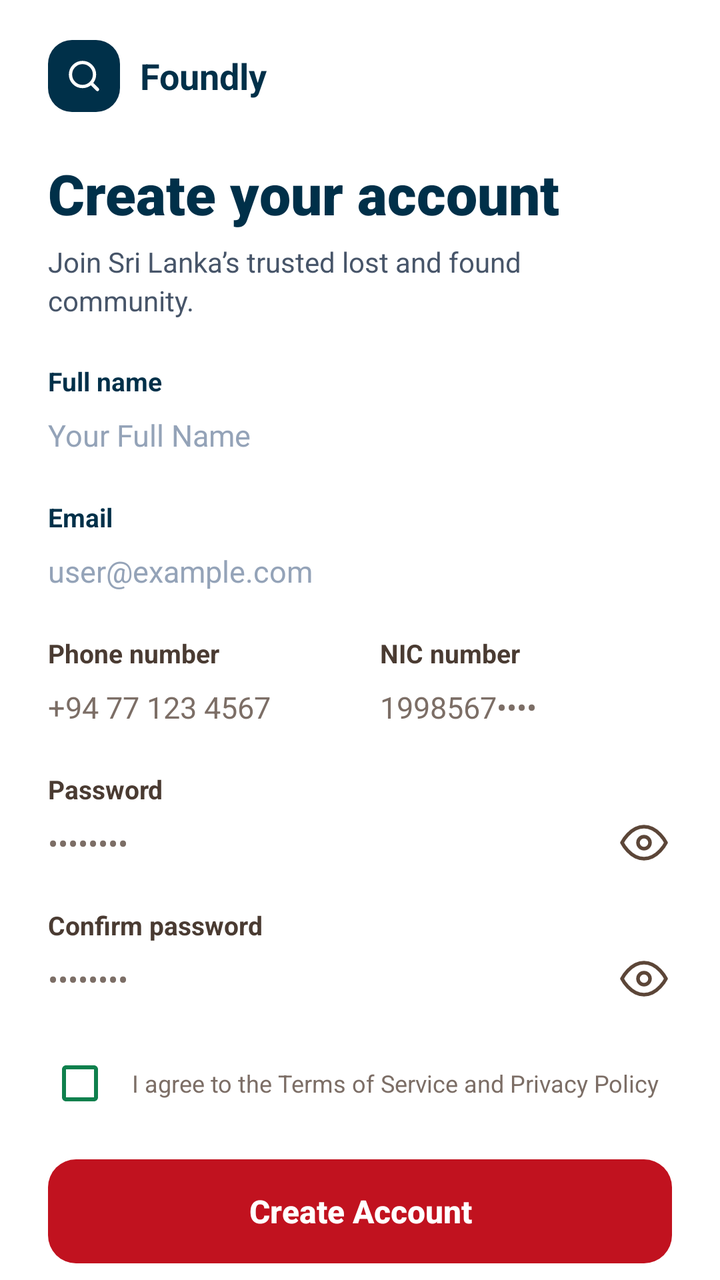
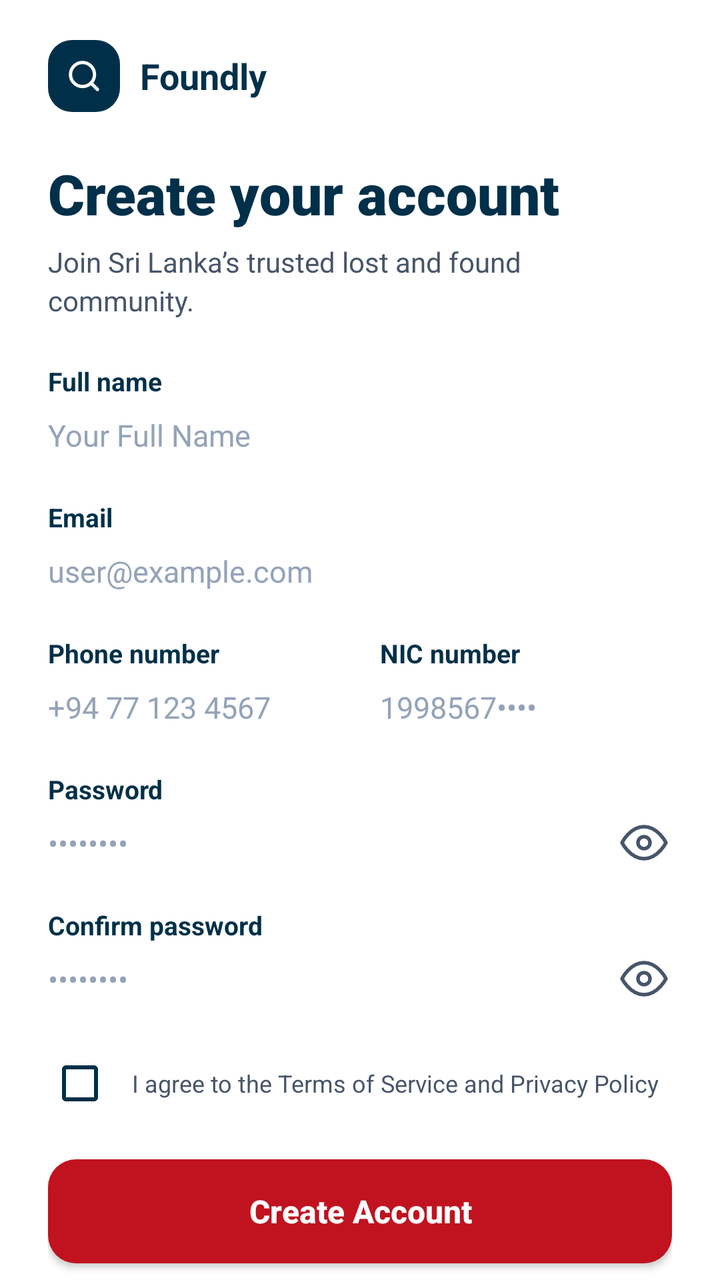

The first picture is an Android layout as it rendered before a commit; the second is the same layout after the commit. The layout source and the unified diff follow.
<!-- AndroidManifest.xml: application theme Theme.LostAndFound -->
<!-- res/layout/fragment_signup.xml -->
<?xml version="1.0" encoding="utf-8"?>
<LinearLayout xmlns:android="http://schemas.android.com/apk/res/android"
    xmlns:app="http://schemas.android.com/apk/res-auto"
    xmlns:tools="http://schemas.android.com/tools"
    android:layout_width="match_parent"
    android:layout_height="match_parent"
    android:background="@color/white"
    android:orientation="vertical">

    
    <androidx.core.widget.NestedScrollView
        android:layout_width="match_parent"
        android:layout_height="0dp"
        android:layout_weight="1"
        android:fillViewport="true"
        android:overScrollMode="never"
        android:scrollbars="none">

        <LinearLayout
            android:layout_width="match_parent"
            android:layout_height="wrap_content"
            android:orientation="vertical"
            android:paddingStart="24dp"
            android:paddingTop="20dp"
            android:paddingEnd="24dp"
            android:paddingBottom="24dp">

            
            <LinearLayout
                android:layout_width="wrap_content"
                android:layout_height="wrap_content"
                android:gravity="center_vertical"
                android:orientation="horizontal">

                <FrameLayout
                    android:layout_width="36dp"
                    android:layout_height="36dp"
                    android:background="@drawable/bg_logo_squircle">

                    <ImageView
                        android:layout_width="18dp"
                        android:layout_height="18dp"
                        android:layout_gravity="center"
                        android:contentDescription="FindIt LK Logo"
                        android:src="@drawable/ic_search_white" />
                </FrameLayout>

                <TextView
                    android:layout_width="wrap_content"
                    android:layout_height="wrap_content"
                    android:layout_marginStart="10dp"
                    android:fontFamily="sans-serif-bold"
                    android:text="Foundly"
                    android:textColor="@color/text_primary"
                    android:textSize="18sp"
                    android:textStyle="bold" />
            </LinearLayout>

            
            <TextView
                android:layout_width="wrap_content"
                android:layout_height="wrap_content"
                android:layout_marginTop="22dp"
                android:fontFamily="sans-serif-black"
                android:text="Create your account"
                android:textColor="@color/text_primary"
                android:textSize="28sp"
                android:textStyle="bold" />

            <TextView
                android:layout_width="wrap_content"
                android:layout_height="wrap_content"
                android:layout_marginTop="6dp"
                android:fontFamily="sans-serif"
                android:lineSpacingExtra="3dp"
                android:text="Join Sri Lanka’s trusted lost and found\ncommunity."
                android:textColor="@color/text_secondary"
                android:textSize="14sp" />

            
            <TextView
                android:layout_width="wrap_content"
                android:layout_height="wrap_content"
                android:layout_marginTop="22dp"
                android:fontFamily="sans-serif-bold"
                android:text="Full name"
                android:textColor="@color/text_primary"
                android:textSize="13sp"
                android:textStyle="bold" />

            <EditText
                android:id="@+id/inputFullName"
                android:layout_width="match_parent"
                android:layout_height="wrap_content"
                android:layout_marginTop="2dp"
                android:background="@null"
                android:fontFamily="sans-serif"
                android:hint="Your Full Name"
                android:importantForAutofill="no"
                android:inputType="textPersonName"
                android:paddingTop="6dp"
                android:paddingBottom="6dp"
                android:textColor="@color/text_primary"
                android:textColorHint="@color/text_hint"
                android:textSize="15sp" />

            
            <TextView
                android:layout_width="wrap_content"
                android:layout_height="wrap_content"
                android:layout_marginTop="16dp"
                android:fontFamily="sans-serif-bold"
                android:text="Email"
                android:textColor="@color/text_primary"
                android:textSize="13sp"
                android:textStyle="bold" />

            <EditText
                android:id="@+id/inputEmail"
                android:layout_width="match_parent"
                android:layout_height="wrap_content"
                android:layout_marginTop="2dp"
                android:background="@null"
                android:fontFamily="sans-serif"
                android:hint="user@example.com"
                android:importantForAutofill="no"
                android:inputType="textEmailAddress"
                android:paddingTop="6dp"
                android:paddingBottom="6dp"
                android:textColor="@color/text_primary"
                android:textColorHint="@color/text_hint"
                android:textSize="15sp" />

            
            <LinearLayout
                android:layout_width="match_parent"
                android:layout_height="wrap_content"
                android:layout_marginTop="16dp"
                android:baselineAligned="false"
                android:orientation="horizontal">

                
                <LinearLayout
                    android:layout_width="0dp"
                    android:layout_height="wrap_content"
                    android:layout_marginEnd="10dp"
                    android:layout_weight="1"
                    android:orientation="vertical">

                    <TextView
                        android:layout_width="wrap_content"
                        android:layout_height="wrap_content"
                        android:fontFamily="sans-serif-bold"
                        android:text="Phone number"
                        android:textColor="#4A3B32"
                        android:textSize="13sp"
                        android:textStyle="bold" />

                    <EditText
                        android:id="@+id/inputPhone"
                        android:layout_width="match_parent"
                        android:layout_height="wrap_content"
                        android:layout_marginTop="2dp"
                        android:background="@null"
                        android:fontFamily="sans-serif"
                        android:hint="+94 77 123 4567"
                        android:importantForAutofill="no"
                        android:inputType="phone"
                        android:paddingTop="6dp"
                        android:paddingBottom="6dp"
                        android:textColor="#3A2D28"
                        android:textColorHint="#7C6E66"
                        android:textSize="15sp" />
                </LinearLayout>

                
                <LinearLayout
                    android:layout_width="0dp"
                    android:layout_height="wrap_content"
                    android:layout_marginStart="10dp"
                    android:layout_weight="1"
                    android:orientation="vertical">

                    <TextView
                        android:layout_width="wrap_content"
                        android:layout_height="wrap_content"
                        android:fontFamily="sans-serif-bold"
                        android:text="NIC number"
                        android:textColor="#4A3B32"
                        android:textSize="13sp"
                        android:textStyle="bold" />

                    <EditText
                        android:id="@+id/inputNic"
                        android:layout_width="match_parent"
                        android:layout_height="wrap_content"
                        android:layout_marginTop="2dp"
                        android:background="@null"
                        android:fontFamily="sans-serif"
                        android:hint="1998567••••"
                        android:importantForAutofill="no"
                        android:inputType="text"
                        android:paddingTop="6dp"
                        android:paddingBottom="6dp"
                        android:textColor="#3A2D28"
                        android:textColorHint="#7C6E66"
                        android:textSize="15sp" />
                </LinearLayout>
            </LinearLayout>

            
            <TextView
                android:layout_width="wrap_content"
                android:layout_height="wrap_content"
                android:layout_marginTop="16dp"
                android:fontFamily="sans-serif-bold"
                android:text="Password"
                android:textColor="#4A3B32"
                android:textSize="13sp"
                android:textStyle="bold" />

            <LinearLayout
                android:layout_width="match_parent"
                android:layout_height="wrap_content"
                android:layout_marginTop="2dp"
                android:gravity="center_vertical"
                android:orientation="horizontal">

                <EditText
                    android:id="@+id/inputPassword"
                    android:layout_width="0dp"
                    android:layout_height="wrap_content"
                    android:layout_weight="1"
                    android:background="@null"
                    android:fontFamily="sans-serif"
                    android:hint="••••••••"
                    android:importantForAutofill="no"
                    android:inputType="textPassword"
                    android:paddingTop="6dp"
                    android:paddingBottom="6dp"
                    android:textColor="#3A2D28"
                    android:textColorHint="#7C6E66"
                    android:textSize="15sp" />

                <ImageView
                    android:id="@+id/btnTogglePassword"
                    android:layout_width="28dp"
                    android:layout_height="28dp"
                    android:clickable="true"
                    android:contentDescription="Toggle password visibility"
                    android:focusable="true"
                    android:padding="2dp"
                    android:src="@drawable/ic_eye" />
            </LinearLayout>

            
            <TextView
                android:layout_width="wrap_content"
                android:layout_height="wrap_content"
                android:layout_marginTop="16dp"
                android:fontFamily="sans-serif-bold"
                android:text="Confirm password"
                android:textColor="#4A3B32"
                android:textSize="13sp"
                android:textStyle="bold" />

            <LinearLayout
                android:layout_width="match_parent"
                android:layout_height="wrap_content"
                android:layout_marginTop="2dp"
                android:gravity="center_vertical"
                android:orientation="horizontal">

                <EditText
                    android:id="@+id/inputConfirmPassword"
                    android:layout_width="0dp"
                    android:layout_height="wrap_content"
                    android:layout_weight="1"
                    android:background="@null"
                    android:fontFamily="sans-serif"
                    android:hint="••••••••"
                    android:importantForAutofill="no"
                    android:inputType="textPassword"
                    android:paddingTop="6dp"
                    android:paddingBottom="6dp"
                    android:textColor="#3A2D28"
                    android:textColorHint="#7C6E66"
                    android:textSize="15sp" />

                <ImageView
                    android:id="@+id/btnToggleConfirmPassword"
                    android:layout_width="28dp"
                    android:layout_height="28dp"
                    android:clickable="true"
                    android:contentDescription="Toggle confirm password visibility"
                    android:focusable="true"
                    android:padding="2dp"
                    android:src="@drawable/ic_eye" />
            </LinearLayout>

            
            <LinearLayout
                android:layout_width="match_parent"
                android:layout_height="wrap_content"
                android:layout_marginTop="20dp"
                android:gravity="center_vertical"
                android:orientation="horizontal">

                <CheckBox
                    android:id="@+id/checkTerms"
                    android:layout_width="wrap_content"
                    android:layout_height="wrap_content"
                    android:buttonTint="#0E804D"
                    android:checked="false"
                    android:minWidth="0dp"
                    android:minHeight="0dp" />

                <TextView
                    android:id="@+id/textTerms"
                    android:layout_width="0dp"
                    android:layout_height="wrap_content"
                    android:layout_marginStart="10dp"
                    android:layout_weight="1"
                    android:fontFamily="sans-serif"
                    android:text="I agree to the Terms of Service and Privacy Policy"
                    android:textColor="#7C6E66"
                    android:textSize="12sp" />
            </LinearLayout>

            
            <TextView
                android:id="@+id/btnCreateAccount"
                android:layout_width="match_parent"
                android:layout_height="52dp"
                android:layout_marginTop="22dp"
                android:background="@drawable/bg_btn_create_account"
                android:clickable="true"
                android:focusable="true"
                android:fontFamily="sans-serif-medium"
                android:gravity="center"
                android:text="Create Account"
                android:textColor="@color/white"
                android:textSize="16sp"
                android:textStyle="bold" />

            
            <LinearLayout
                android:id="@+id/rowLogin"
                android:layout_width="wrap_content"
                android:layout_height="wrap_content"
                android:layout_gravity="center_horizontal"
                android:layout_marginTop="20dp"
                android:layout_marginBottom="24dp"
                android:clickable="true"
                android:focusable="true"
                android:orientation="horizontal">

                <TextView
                    android:layout_width="wrap_content"
                    android:layout_height="wrap_content"
                    android:fontFamily="sans-serif"
                    android:text="Already have an account? "
                    android:textColor="#7C6E66"
                    android:textSize="13sp" />

                <TextView
                    android:id="@+id/textLogin"
                    android:layout_width="wrap_content"
                    android:layout_height="wrap_content"
                    android:fontFamily="sans-serif-bold"
                    android:text="Login"
                    android:textColor="#0E804D"
                    android:textSize="13sp"
                    android:textStyle="bold" />
            </LinearLayout>

        </LinearLayout>
    </androidx.core.widget.NestedScrollView>

</LinearLayout>
<!-- resources referenced by this layout -->
<resources>
  <color name="text_hint">#FF94A3B8</color>
  <color name="text_primary">#FF003049</color>
  <color name="text_secondary">#FF475569</color>
  <color name="white">#FFFFFFFF</color>
  <!-- drawable bg_btn_create_account (drawable) -->
  ﻿<?xml version="1.0" encoding="utf-8"?>
  <shape xmlns:android="http://schemas.android.com/apk/res/android"
      android:shape="rectangle">
      <corners android:radius="14dp" />
      <solid android:color="#C1121F" />
  </shape>
  <!-- drawable bg_logo_squircle (drawable) -->
  <?xml version="1.0" encoding="utf-8"?>
  <shape xmlns:android="http://schemas.android.com/apk/res/android"
      android:shape="rectangle">
      <corners android:radius="12dp" />
      <solid android:color="@color/deep_blue" />
  </shape>
  <!-- drawable ic_eye (drawable) -->
  <vector xmlns:android="http://schemas.android.com/apk/res/android"
      android:width="24dp"
      android:height="24dp"
      android:viewportWidth="24"
      android:viewportHeight="24">
    <path
        android:fillColor="@android:color/transparent"
        android:strokeColor="#5C4638"
        android:strokeWidth="1.8"
        android:strokeLineCap="round"
        android:strokeLineJoin="round"
        android:pathData="M1,12s4,-8 11,-8 11,8 11,8 -4,8 -11,8 -11,-8 -11,-8z" />
    <path
        android:fillColor="@android:color/transparent"
        android:strokeColor="#5C4638"
        android:strokeWidth="1.8"
        android:strokeLineCap="round"
        android:strokeLineJoin="round"
        android:pathData="M12,12m-3,0a3,3 0 1,1 6,0a3,3 0 1,1 -6,0" />
  </vector>
  <!-- drawable ic_search_white (drawable) -->
  <vector xmlns:android="http://schemas.android.com/apk/res/android"
      android:width="20dp"
      android:height="20dp"
      android:viewportWidth="24"
      android:viewportHeight="24">
    <path
        android:fillColor="@android:color/transparent"
        android:strokeColor="#FFFFFF"
        android:strokeWidth="2.2"
        android:strokeLineCap="round"
        android:strokeLineJoin="round"
        android:pathData="M11,19A8,8 0 1,0 11,3a8,8 0 0,0 0,16zM21,21l-4.35,-4.35" />
  </vector>
  <style name="Theme.LostAndFound" parent="Base.Theme.LostAndFound" />
  <color name="deep_blue">#FF003049</color>
  <style name="Base.Theme.LostAndFound" parent="Theme.Material3.DayNight.NoActionBar">
          <item name="android:statusBarColor">#FF003049</item>
          <item name="android:windowLightStatusBar" tools:targetApi="m">false</item>
          <item name="android:navigationBarColor">#FFFFFFFF</item>
          <item name="android:windowLightNavigationBar" tools:targetApi="o_mr1">true</item>
          
          <item name="android:windowSoftInputMode">adjustResize</item>
      </style>
</resources>

<!-- the commit's change to res/layout/fragment_signup.xml (unified diff, before → after) -->
@@ -152,7 +152,7 @@
                         android:layout_height="wrap_content"
                         android:fontFamily="sans-serif-bold"
                         android:text="Phone number"
-                        android:textColor="#4A3B32"
+                        android:textColor="@color/text_primary"
                         android:textSize="13sp"
                         android:textStyle="bold" />
 
@@ -168,8 +168,8 @@
                         android:inputType="phone"
                         android:paddingTop="6dp"
                         android:paddingBottom="6dp"
-                        android:textColor="#3A2D28"
-                        android:textColorHint="#7C6E66"
+                        android:textColor="@color/text_primary"
+                        android:textColorHint="@color/text_hint"
                         android:textSize="15sp" />
                 </LinearLayout>
 
@@ -186,7 +186,7 @@
                         android:layout_height="wrap_content"
                         android:fontFamily="sans-serif-bold"
                         android:text="NIC number"
-                        android:textColor="#4A3B32"
+                        android:textColor="@color/text_primary"
                         android:textSize="13sp"
                         android:textStyle="bold" />
 
@@ -202,8 +202,8 @@
                         android:inputType="text"
                         android:paddingTop="6dp"
                         android:paddingBottom="6dp"
-                        android:textColor="#3A2D28"
-                        android:textColorHint="#7C6E66"
+                        android:textColor="@color/text_primary"
+                        android:textColorHint="@color/text_hint"
                         android:textSize="15sp" />
                 </LinearLayout>
             </LinearLayout>
@@ -215,7 +215,7 @@
                 android:layout_marginTop="16dp"
                 android:fontFamily="sans-serif-bold"
                 android:text="Password"
-                android:textColor="#4A3B32"
+                android:textColor="@color/text_primary"
                 android:textSize="13sp"
                 android:textStyle="bold" />
 
@@ -238,8 +238,8 @@
                     android:inputType="textPassword"
                     android:paddingTop="6dp"
                     android:paddingBottom="6dp"
-                    android:textColor="#3A2D28"
-                    android:textColorHint="#7C6E66"
+                    android:textColor="@color/text_primary"
+                    android:textColorHint="@color/text_hint"
                     android:textSize="15sp" />
 
                 <ImageView
@@ -250,7 +250,8 @@
                     android:contentDescription="Toggle password visibility"
                     android:focusable="true"
                     android:padding="2dp"
-                    android:src="@drawable/ic_eye" />
+                    android:src="@drawable/ic_eye"
+                    app:tint="@color/text_secondary" />
             </LinearLayout>
 
             
@@ -260,7 +261,7 @@
                 android:layout_marginTop="16dp"
                 android:fontFamily="sans-serif-bold"
                 android:text="Confirm password"
-                android:textColor="#4A3B32"
+                android:textColor="@color/text_primary"
                 android:textSize="13sp"
                 android:textStyle="bold" />
 
@@ -283,8 +284,8 @@
                     android:inputType="textPassword"
                     android:paddingTop="6dp"
                     android:paddingBottom="6dp"
-                    android:textColor="#3A2D28"
-                    android:textColorHint="#7C6E66"
+                    android:textColor="@color/text_primary"
+                    android:textColorHint="@color/text_hint"
                     android:textSize="15sp" />
 
                 <ImageView
@@ -295,7 +296,8 @@
                     android:contentDescription="Toggle confirm password visibility"
                     android:focusable="true"
                     android:padding="2dp"
-                    android:src="@drawable/ic_eye" />
+                    android:src="@drawable/ic_eye"
+                    app:tint="@color/text_secondary" />
             </LinearLayout>
 
             
@@ -310,7 +312,7 @@
                     android:id="@+id/checkTerms"
                     android:layout_width="wrap_content"
                     android:layout_height="wrap_content"
-                    android:buttonTint="#0E804D"
+                    android:buttonTint="@color/deep_blue"
                     android:checked="false"
                     android:minWidth="0dp"
                     android:minHeight="0dp" />
@@ -323,7 +325,7 @@
                     android:layout_weight="1"
                     android:fontFamily="sans-serif"
                     android:text="I agree to the Terms of Service and Privacy Policy"
-                    android:textColor="#7C6E66"
+                    android:textColor="@color/text_secondary"
                     android:textSize="12sp" />
             </LinearLayout>
 
@@ -335,6 +337,7 @@
                 android:layout_marginTop="22dp"
                 android:background="@drawable/bg_btn_create_account"
                 android:clickable="true"
+                android:elevation="2dp"
                 android:focusable="true"
                 android:fontFamily="sans-serif-medium"
                 android:gravity="center"
@@ -360,7 +363,7 @@
                     android:layout_height="wrap_content"
                     android:fontFamily="sans-serif"
                     android:text="Already have an account? "
-                    android:textColor="#7C6E66"
+                    android:textColor="@color/text_secondary"
                     android:textSize="13sp" />
 
                 <TextView
@@ -369,7 +372,7 @@
                     android:layout_height="wrap_content"
                     android:fontFamily="sans-serif-bold"
                     android:text="Login"
-                    android:textColor="#0E804D"
+                    android:textColor="@color/deep_blue"
                     android:textSize="13sp"
                     android:textStyle="bold" />
             </LinearLayout>
